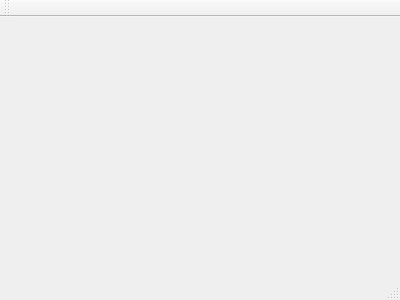
Above: mainwindow.ui from ElFeesho/TwitchChat before the change. Below: the same form after it.
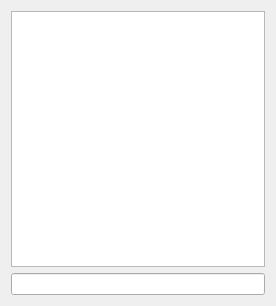
That is the form after the change.

```diff
--- a/mainwindow.ui
+++ b/mainwindow.ui
@@ -1,24 +1,29 @@
 <ui version="4.0">
  <class>MainWindow</class>
- <widget class="QMainWindow" name="MainWindow" >
-  <property name="geometry" >
+ <widget class="QMainWindow" name="MainWindow">
+  <property name="geometry">
    <rect>
     <x>0</x>
     <y>0</y>
-    <width>400</width>
-    <height>300</height>
+    <width>276</width>
+    <height>306</height>
    </rect>
   </property>
   <property name="windowTitle" >
    <string>MainWindow</string>
   </property>
-  <widget class="QMenuBar" name="menuBar" />
-  <widget class="QToolBar" name="mainToolBar" />
-  <widget class="QWidget" name="centralWidget" />
-  <widget class="QStatusBar" name="statusBar" />
+  <widget class="QWidget" name="centralWidget">
+   <layout class="QVBoxLayout" name="verticalLayout">
+    <item>
+     <widget class="QListView" name="chatMessages"/>
+    </item>
+    <item>
+     <widget class="QLineEdit" name="messageInput"/>
+    </item>
+   </layout>
+  </widget>
  </widget>
- <layoutDefault spacing="6" margin="11" />
- <pixmapfunction></pixmapfunction>
+ <layoutdefault spacing="6" margin="11"/>
  <resources/>
  <connections/>
 </ui>
```
Left out of the diff: 5 changed lines with no effect on the pictures.
